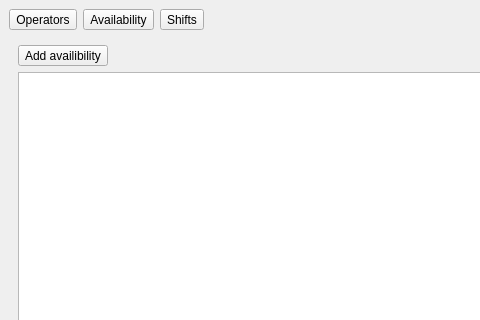
Old version of the form sources/mainwindow.ui in the repository arxarian/shiftplanner; both pictures show x 0 to 480 and y 0 to 320 of the 800 by 600 pixel window.
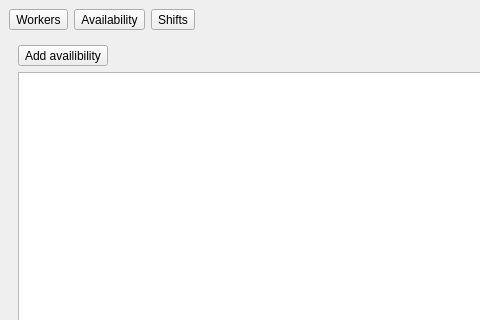
New version of the form.

Commit message: change title Operators to Workers

The edit to the form file:
```diff
--- a/sources/mainwindow.ui
+++ b/sources/mainwindow.ui
@@ -20,7 +20,7 @@
       <item>
        <widget class="QToolButton" name="toolButtonWorkersFrame">
         <property name="text">
-         <string>Operators</string>
+         <string>Workers</string>
         </property>
        </widget>
       </item>
```
